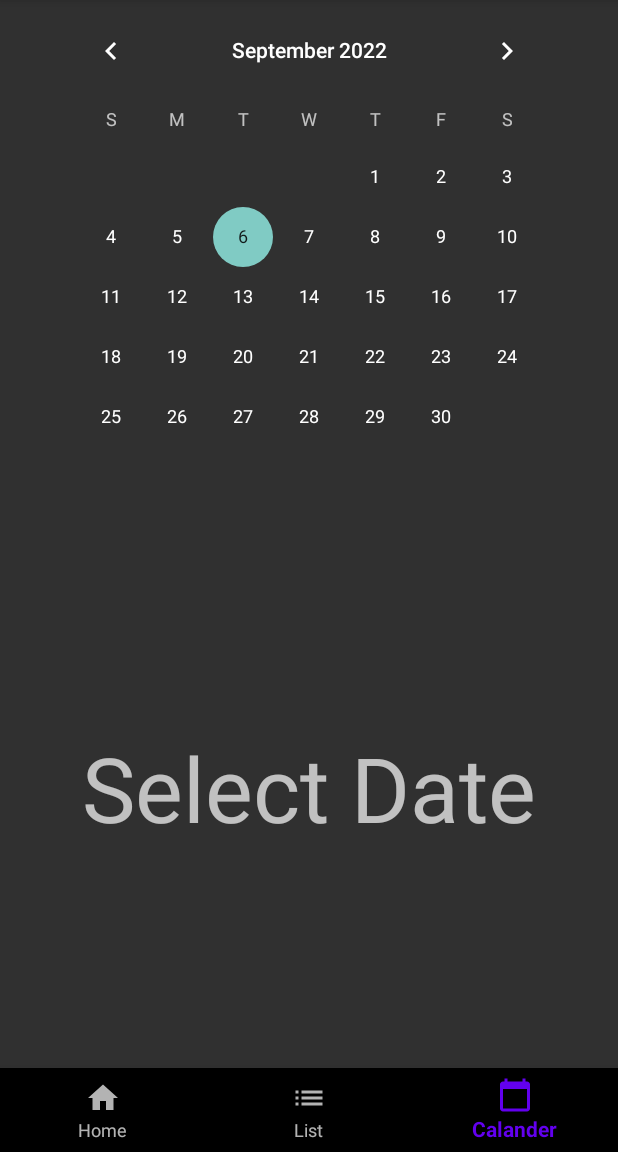
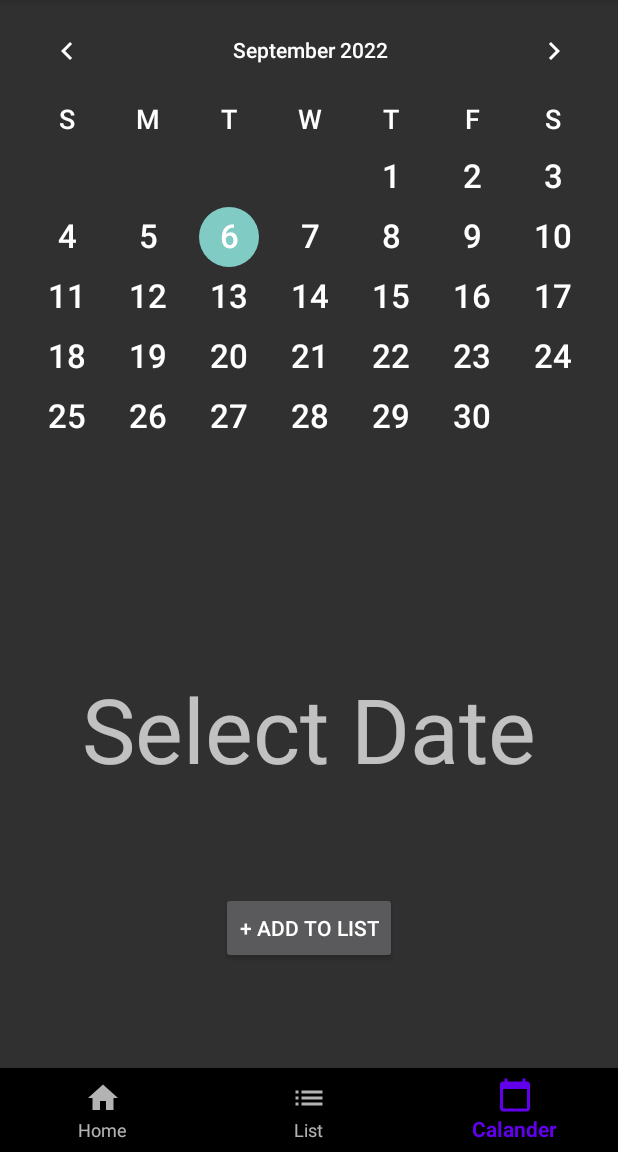
Before and after one commit to andrew-of-ulster/GestationApp, an Android app: the screen it shows after launch (MainActivity), item 3 of the bottom bar chosen, on a phone screen of 412 x 824 dp, the part 84-1236 px from its top. Run offline under Robolectric (Android 15) with nearby library versions, the phone set to English and light mode, and no system bars.

Commit message:
Keeping Wallace Happy

```diff
--- a/app/src/main/res/layout/fragment_calendar.xml
+++ b/app/src/main/res/layout/fragment_calendar.xml
@@ -8,18 +8,16 @@
     >
 
 
-
-
-
-
     <CalendarView
         android:id="@+id/calendarView"
-        android:layout_width="wrap_content"
-        android:layout_height="wrap_content"
+        android:layout_width="418dp"
+        android:layout_height="376dp"
         app:layout_constraintLeft_toLeftOf="parent"
         app:layout_constraintRight_toRightOf="parent"
         app:layout_constraintTop_toTopOf="parent"
-        />
+        android:dateTextAppearance="@android:style/TextAppearance.Large"
+        android:weekDayTextAppearance="@android:style/TextAppearance.Medium"
+      />
 
     <TextView
         android:id="@+id/output"
@@ -29,9 +27,19 @@
         app:layout_constraintTop_toBottomOf="@id/calendarView"
         app:layout_constraintLeft_toLeftOf="parent"
         app:layout_constraintRight_toRightOf="parent"
-        app:layout_constraintBottom_toBottomOf= "parent"
+        app:layout_constraintBottom_toTopOf="@id/addButton"
         android:textSize="60dp"
         />
 
+    <Button
+        android:id="@+id/addButton"
+        android:layout_width="wrap_content"
+        android:layout_height="wrap_content"
+        android:text="+ Add to list"
+        app:layout_constraintTop_toBottomOf="@id/output"
+        app:layout_constraintLeft_toLeftOf="parent"
+        app:layout_constraintRight_toRightOf="parent"
+        app:layout_constraintBottom_toBottomOf= "parent" />
+
 
 </androidx.constraintlayout.widget.ConstraintLayout>
--- a/app/src/main/res/layout/fragment_list.xml
+++ b/app/src/main/res/layout/fragment_list.xml
@@ -20,7 +20,7 @@
             <ListView
                 android:id="@+id/lvItems"
                 android:layout_width="match_parent"
-                android:layout_height="600dp"/>
+                android:layout_height="600sp"/>
 
         </LinearLayout>
     </ScrollView>
```
Also changed, not shown: app/src/main/res/layout/fragment__new__entry__form.xml (added, +20 -0 lines).
